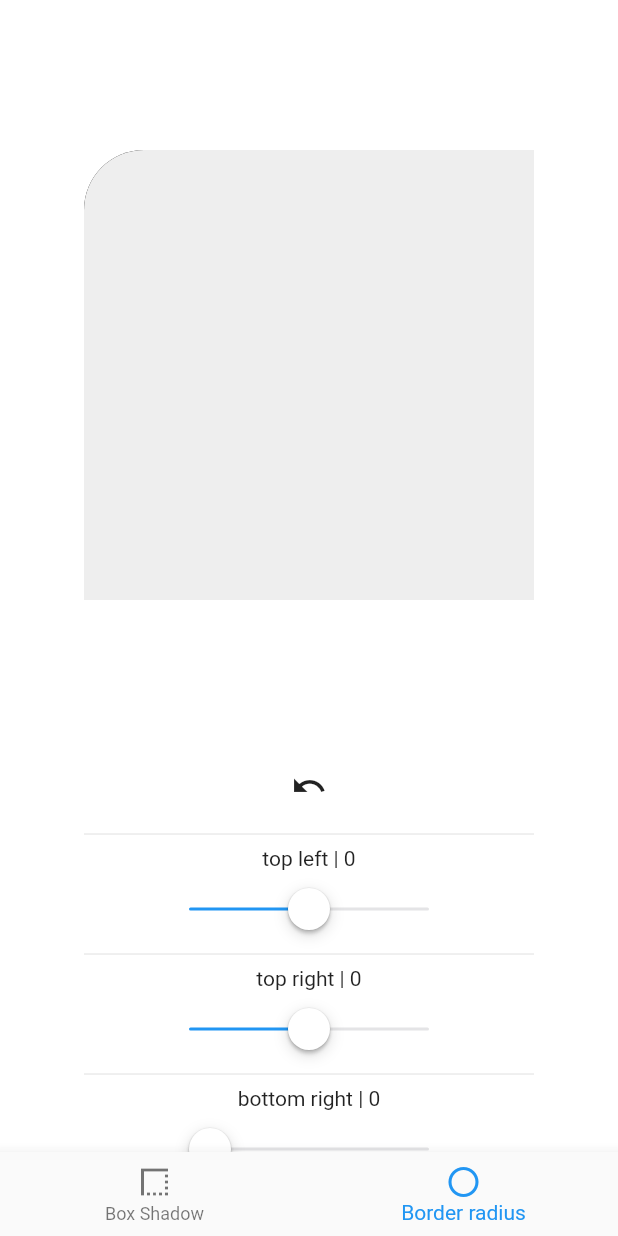
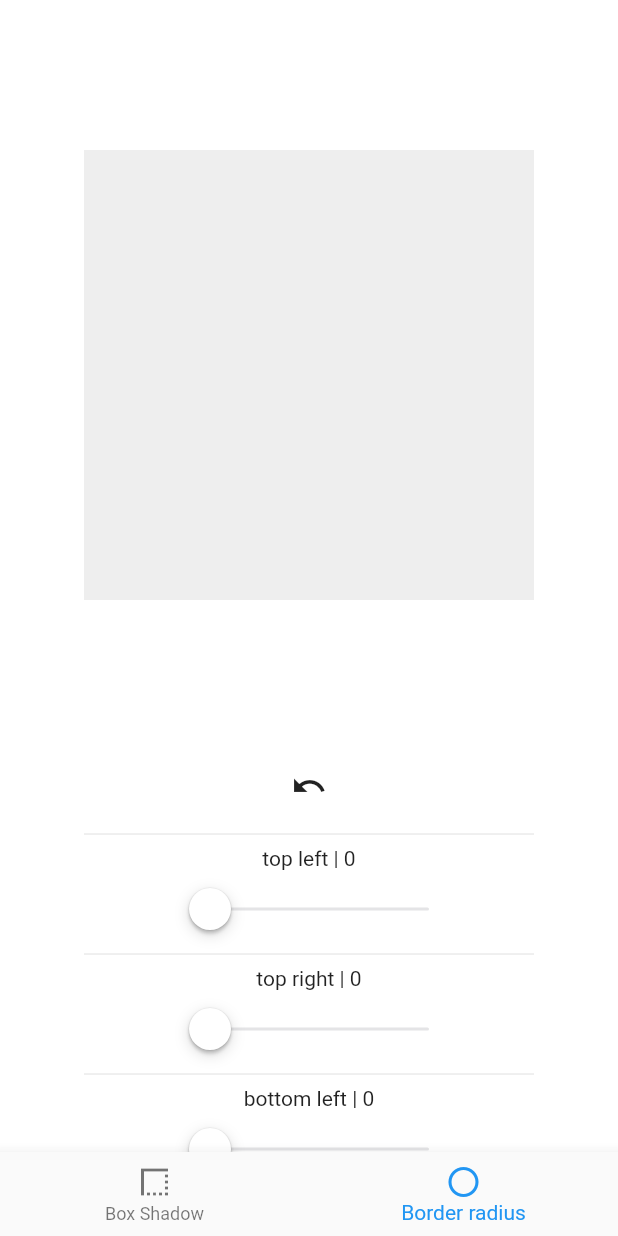
Before and after one commit to wieczorek0807/web_generator, a Flutter app: the screen it shows after launch, item 2 of the bottom bar chosen, on a phone screen of 412 x 824 dp. Run offline on Flutter 3.47's test engine with Material 2 defaults, Android fonts, the light colour scheme and no system bars; our stand-ins replace bloc, dartz, easy_debounce, equatable, flutter_bloc, flutter_colorpicker and 4 more; accounts and stored records are empty.

Commit message:
DB functionality added

```diff
--- a/lib/main.dart
+++ b/lib/main.dart
@@ -16,13 +16,8 @@ class MyApp extends StatelessWidget {
 
   @override
   Widget build(BuildContext context) {
-    return MaterialApp(
-      initialRoute: "/boxShadowScreen",
-      routes: {
-        "/boxShadowScreen": (context) => const BoxShadowScreen(),
-        "/borderRadiusScreen": (context) => const BorderRadiusScreen()
-      },
-      // home: WebboxScreen(),
+    return const MaterialApp(
+      home: BoxShadowScreen(),
     );
   }
 }
--- a/lib/src/core/err/failures.dart
+++ b/lib/src/core/err/failures.dart
@@ -1,3 +1,5 @@
 abstract class Failure {
   const Failure([List properties = const <dynamic>[]]);
 }
+
+class DataSourceFailure extends Failure {}
--- a/lib/src/domain/entities/web_box_entity.dart
+++ b/lib/src/domain/entities/web_box_entity.dart
@@ -8,6 +8,10 @@ class WebBoxEntity extends Equatable {
   late double blurRadius;
   late int shadowColor;
   late int animatedBoxColor;
+  late double topLeftRadius;
+  late double topRightRadius;
+  late double bottomLeftRadius;
+  late double bottomRightRadius;
 
   WebBoxEntity(
       {required this.offsetDx,
@@ -15,7 +19,11 @@ class WebBoxEntity extends Equatable {
       required this.spreadRadius,
       required this.blurRadius,
       required this.shadowColor,
-      required this.animatedBoxColor});
+      required this.animatedBoxColor,
+      required this.topLeftRadius,
+      required this.topRightRadius,
+      required this.bottomLeftRadius,
+      required this.bottomRightRadius});
 
   WebBoxEntity.fromModel({required WebBoxModel model}) {
     offsetDx = model.offsetDx;
@@ -24,6 +32,10 @@ class WebBoxEntity extends Equatable {
     blurRadius = model.blurRadius;
     shadowColor = model.shadowColor;
     animatedBoxColor = model.animatedBoxColor;
+    topLeftRadius = model.topLeftRadius;
+    topRightRadius = model.topRightRadius;
+    bottomLeftRadius = model.bottomLeftRadius;
+    bottomRightRadius = model.bottomRightRadius;
   }
 
   @override
@@ -33,6 +45,10 @@ class WebBoxEntity extends Equatable {
         spreadRadius,
         blurRadius,
         shadowColor,
-        animatedBoxColor
+        animatedBoxColor,
+        topLeftRadius,
+        topRightRadius,
+        bottomLeftRadius,
+        bottomRightRadius,
       ];
 }
--- a/lib/src/domain/usecases/get_web_box_usecase.dart
+++ b/lib/src/domain/usecases/get_web_box_usecase.dart
@@ -1,3 +1,4 @@
+import 'package:box_shadow_generator/src/data/repositories/web_box_repository_impl.dart';
 import 'package:dartz/dartz.dart';
 
 import '../../core/err/failures.dart';
@@ -6,7 +7,7 @@ import '../entities/web_box_entity.dart';
 import '../repositories/web_box_repository.dart';
 
 class GetWebBoxUseCase implements UseCase<WebBoxEntity> {
-  final WebBoxRepository repository;
+  final WebBoxRepositoryImpl repository;
 
   GetWebBoxUseCase({required this.repository});
 
--- a/lib/src/presentation/bloc/web_box/web_box_event.dart
+++ b/lib/src/presentation/bloc/web_box/web_box_event.dart
@@ -19,4 +19,21 @@ class WebBoxEvent with _$WebBoxEvent {
 
   //undo changes
   const factory WebBoxEvent.undoAnimatedBox() = _UndoAnimatedBox;
+
+  //get form data sources
+
+  const factory WebBoxEvent.getFromLocalDataSource() = _GetFromLocalDataSource;
+
+  //border radio
+  const factory WebBoxEvent.updateTopLeftRadius(double value) =
+      _UpdateTopLeftRadius;
+
+  const factory WebBoxEvent.updateTopRightRadius(double value) =
+      _UpdateTopRightRadius;
+
+  const factory WebBoxEvent.updateBottomLeftRadius(double value) =
+      _UpdateBottomLeftRadius;
+
+  const factory WebBoxEvent.updateBottomRightRadius(double value) =
+      _UpdateBottomRightRadius;
 }
--- a/lib/src/presentation/bloc/web_box/web_box_state.dart
+++ b/lib/src/presentation/bloc/web_box/web_box_state.dart
@@ -10,5 +10,9 @@ class WebBoxState with _$WebBoxState {
     required Color animatedBoxColor,
     required double blurRadius,
     required double spreadRadius,
+    required double topLeftRadius,
+    required double topRightRadius,
+    required double bottomLeftRadius,
+    required double bottomRightRadius,
   }) = _UpdateWebBox;
 }
--- a/lib/src/presentation/pages/box_shadow_screen.dart
+++ b/lib/src/presentation/pages/box_shadow_screen.dart
@@ -17,7 +17,9 @@ class BoxShadowScreen extends StatelessWidget {
     return MultiBlocProvider(
         providers: [
           BlocProvider(
-            create: (_) => getIt<WebBoxBloc>()..initialize(),
+            create: (_) {
+              return getIt<WebBoxBloc>()..initialize();
+            },
           ),
           BlocProvider(
             create: (_) => getIt<RoutingCubit>(),
--- a/lib/src/presentation/pages/web_box_responsive_screen.dart
+++ b/lib/src/presentation/pages/web_box_responsive_screen.dart
@@ -54,7 +54,8 @@ class _DesktopBody extends StatelessWidget {
   final Widget controllers;
   final Widget animatedBox;
   @override
-  Widget build(BuildContext context) => Column(
+  Widget build(BuildContext context) => SingleChildScrollView(
+        child: Column(
           mainAxisAlignment: MainAxisAlignment.center,
           children: [
             Row(
@@ -67,6 +68,7 @@ class _DesktopBody extends StatelessWidget {
               ],
             ),
           ],
+        ),
       );
 }
 
--- a/lib/src/presentation/widgets/animated_box.dart
+++ b/lib/src/presentation/widgets/animated_box.dart
@@ -33,8 +33,11 @@ class AnimatedBox extends StatelessWidget {
                       spreadRadius: state.spreadRadius,
                     ),
                   ],
-                  borderRadius:
-                      const BorderRadius.only(topLeft: Radius.circular(40))),
+                  borderRadius: BorderRadius.only(
+                      topLeft: Radius.circular(state.topLeftRadius),
+                      topRight: Radius.circular(state.topRightRadius),
+                      bottomLeft: Radius.circular(state.bottomLeftRadius),
+                      bottomRight: Radius.circular(state.bottomRightRadius))),
             ),
           ),
         ),
--- a/lib/src/presentation/widgets/controllers.dart
+++ b/lib/src/presentation/widgets/controllers.dart
@@ -90,11 +90,12 @@ class RadiusControllers extends StatelessWidget {
 
   static const _height = 500.0;
   static const _width = 300.0;
-  static const _blurMin = 0.0;
+  static const _radiusMin = 0.0;
+  static const _radiusMax = 250.0;
 
   @override
   Widget build(BuildContext context) => Container(
-        height: _height,
+        // height: _height,
         width: _width,
         color: Colors.white,
         child: BlocBuilder<WebBoxBloc, WebBoxState>(
@@ -112,34 +113,42 @@ class RadiusControllers extends StatelessWidget {
                 const Divider(),
                 AppValueSlider(
                   title: 'top left',
-                  value: state.offset.dx,
+                  value: state.topLeftRadius,
+                  min: _radiusMin,
+                  max: _radiusMax,
                   onChanged: (v) => context
                       .read<WebBoxBloc>()
-                      .add(WebBoxEvent.updateOffsetX(v)),
+                      .add(WebBoxEvent.updateTopLeftRadius(v)),
                 ),
                 const Divider(),
                 AppValueSlider(
                   title: 'top right',
-                  value: state.offset.dy,
+                  value: state.topRightRadius,
+                  min: _radiusMin,
+                  max: _radiusMax,
                   onChanged: (v) => context
                       .read<WebBoxBloc>()
-                      .add(WebBoxEvent.updateOffsetY(v)),
+                      .add(WebBoxEvent.updateTopRightRadius(v)),
+                ),
+                const Divider(),
+                AppValueSlider(
+                  title: 'bottom left',
+                  value: state.bottomLeftRadius,
+                  min: _radiusMin,
+                  max: _radiusMax,
+                  onChanged: (v) => context
+                      .read<WebBoxBloc>()
+                      .add(WebBoxEvent.updateBottomLeftRadius(v)),
                 ),
                 const Divider(),
                 AppValueSlider(
                   title: 'bottom right',
-                  min: _blurMin,
-                  value: state.blurRadius,
-                  onChanged: (v) =>
-                      context.read<WebBoxBloc>().add(WebBoxEvent.updateBlur(v)),
-                ),
-                const Divider(),
-                AppValueSlider(
-                  title: 'bottom left',
-                  value: state.spreadRadius,
+                  value: state.bottomRightRadius,
+                  min: _radiusMin,
+                  max: _radiusMax,
                   onChanged: (v) => context
                       .read<WebBoxBloc>()
-                      .add(WebBoxEvent.updateSpread(v)),
+                      .add(WebBoxEvent.updateBottomRightRadius(v)),
                 ),
               ],
             ),
```
Also changed, not shown: lib/injection_container.dart (+11 -6 lines), lib/src/data/datasources/web_box_local_data_source.dart (+6 -7 lines), lib/src/data/models/web_box_model.dart (+14 -1 lines), lib/src/data/repositories/web_box_repository_impl.dart (+14 -7 lines), lib/src/presentation/bloc/web_box/web_box_bloc.dart (+50 -7 lines), lib/src/data/models/web_box_model.g.dart, lib/src/presentation/bloc/web_box/web_box_bloc.freezed.dart, 2 other files. Lines whose indentation alone changed are shown as unchanged.
